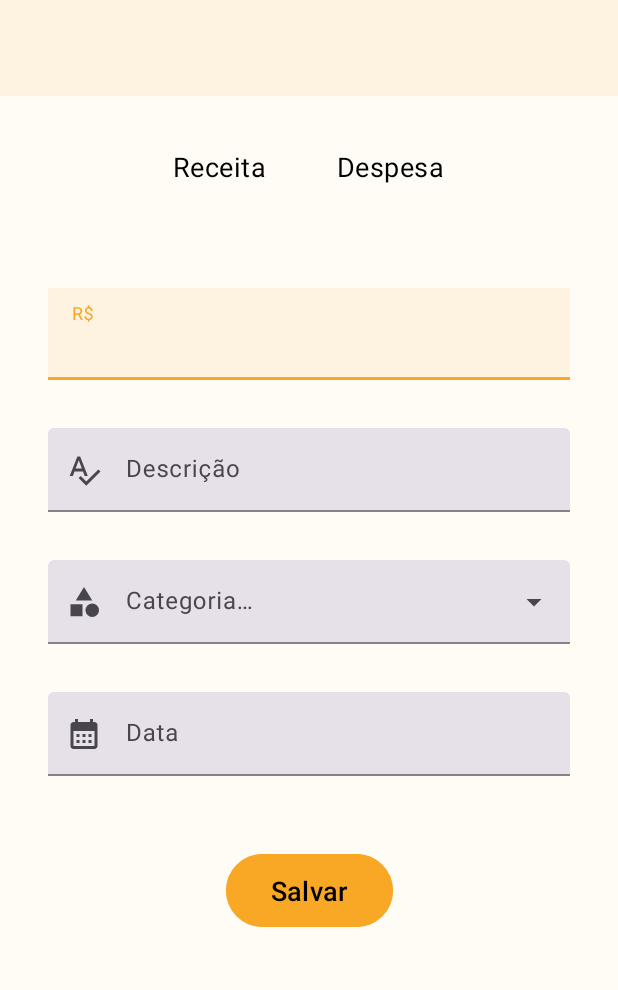
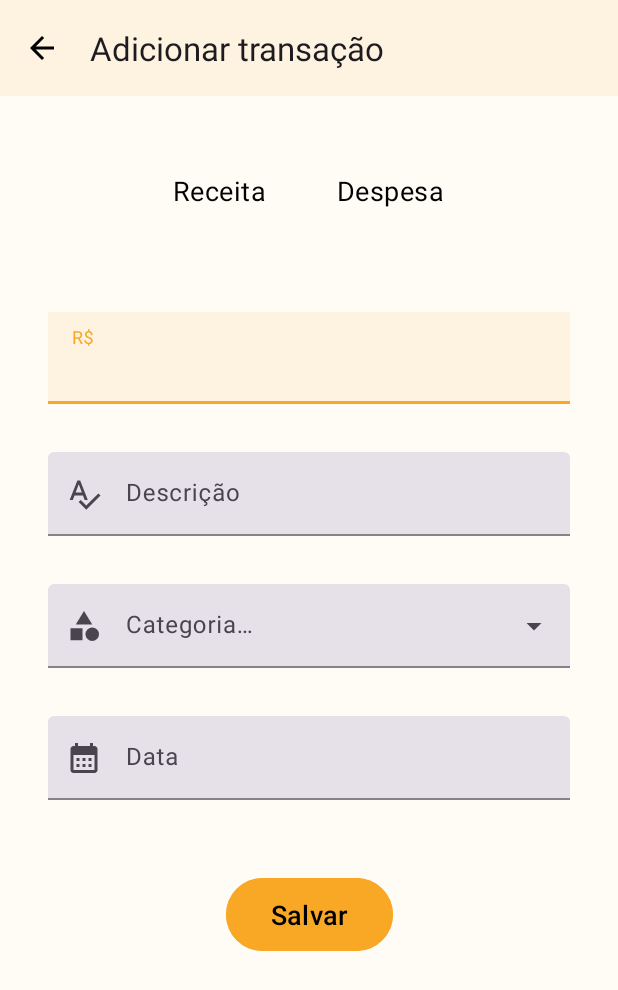
Before and after one commit to htchristie/finances-app, an Android app: the AddTransaction screen opened directly, with no data from a screen before it, on a phone screen of 412 x 824 dp. Shown: the top 990 px of the screen. Run offline under Robolectric (Android 15) with nearby library versions, the phone set to English and light mode, and no system bars.

Commit message:
updated toolbars

```diff
--- a/app/src/main/java/com/fmu/financesapp/AddGoal.java
+++ b/app/src/main/java/com/fmu/financesapp/AddGoal.java
@@ -9,6 +9,6 @@ public class AddGoal extends AppCompatActivity {
     @Override
     protected void onCreate(Bundle savedInstanceState) {
         super.onCreate(savedInstanceState);
-        setContentView(R.layout.activity_add_goals);
+        setContentView(R.layout.activity_add_goal);
     }
 }
--- /dev/null
+++ b/app/src/main/res/drawable/ic_arrow_back.xml
@@ -0,0 +1,5 @@
+<vector android:autoMirrored="true" android:height="24dp"
+    android:tint="?attr/colorOnPrimary" android:viewportHeight="24"
+    android:viewportWidth="24" android:width="24dp" xmlns:android="http://schemas.android.com/apk/res/android">
+    <path android:fillColor="@android:color/white" android:pathData="M20,11H7.83l5.59,-5.59L12,4l-8,8 8,8 1.41,-1.41L7.83,13H20v-2z"/>
+</vector>
--- a/app/src/main/res/drawable/ic_circle_green.xml
+++ b/app/src/main/res/drawable/ic_circle_green.xml
@@ -1,4 +1,4 @@
-<vector android:height="24dp" android:tint="#5CDB8E"
+<vector android:height="24dp" android:tint="?attr/colorSecondaryVariant"
     android:viewportHeight="24" android:viewportWidth="24"
     android:width="24dp" xmlns:android="http://schemas.android.com/apk/res/android">
     <path android:fillColor="@android:color/white" android:pathData="M12,12m-10,0a10,10 0,1 1,20 0a10,10 0,1 1,-20 0"/>
--- a/app/src/main/res/drawable/ic_trending_up.xml
+++ b/app/src/main/res/drawable/ic_trending_up.xml
@@ -1,4 +1,4 @@
-<vector android:height="24dp" android:tint="#5CDB8E"
+<vector android:height="24dp" android:tint="?attr/colorSecondaryVariant"
     android:viewportHeight="24" android:viewportWidth="24"
     android:width="24dp" xmlns:android="http://schemas.android.com/apk/res/android">
     <path android:fillColor="@android:color/white" android:pathData="M16,6l2.29,2.29 -4.88,4.88 -4,-4L2,16.59 3.41,18l6,-6 4,4 6.3,-6.29L22,12V6z"/>
--- a/app/src/main/res/layout/activity_add_transaction.xml
+++ b/app/src/main/res/layout/activity_add_transaction.xml
@@ -8,52 +8,60 @@
     tools:context=".AddTransaction"
     tools:ignore="PrivateResource">
 
-    <androidx.appcompat.widget.Toolbar
-        android:id="@+id/toolbarTransactions"
+    <com.google.android.material.appbar.AppBarLayout
+        android:id="@+id/appBarAddTransaction"
         android:layout_width="match_parent"
         android:layout_height="wrap_content"
-        android:background="?attr/colorPrimary"
-        android:minHeight="?attr/actionBarSize"
-        android:theme="?attr/actionBarTheme"
         app:layout_constraintEnd_toEndOf="parent"
         app:layout_constraintStart_toStartOf="parent"
-        app:layout_constraintTop_toTopOf="parent" />
+        app:layout_constraintTop_toTopOf="parent">
+
+        <androidx.appcompat.widget.Toolbar
+            android:id="@+id/toolbarTransactions"
+            android:layout_width="match_parent"
+            android:layout_height="?attr/actionBarSize"
+            android:background="?attr/colorPrimary"
+            android:theme="?attr/actionBarTheme"
+            app:title="@string/add_transaction"
+            app:navigationIcon="@drawable/ic_arrow_back" />
+
+    </com.google.android.material.appbar.AppBarLayout>
 
     <RadioGroup
         android:id="@+id/transactionsRadioGroup"
         android:layout_width="wrap_content"
         android:layout_height="wrap_content"
-        android:layout_marginTop="32dp"
+        android:layout_marginTop="48dp"
         android:orientation="horizontal"
         app:layout_constraintEnd_toEndOf="parent"
         app:layout_constraintStart_toStartOf="parent"
-        app:layout_constraintTop_toBottomOf="@+id/toolbarTransactions">
+        app:layout_constraintTop_toBottomOf="@+id/appBarAddTransaction">
 
         <RadioButton
             android:id="@+id/rbExpenses"
             android:layout_width="match_parent"
             android:layout_height="wrap_content"
             android:button="@android:color/transparent"
+            android:drawableBottom="@drawable/ic_dot"
+            android:drawablePadding="8dp"
+            android:drawableTint="@drawable/transactions_radio_icon"
             android:paddingHorizontal="24dp"
             android:text="@string/profit_singular"
-            android:textSize="18sp"
             android:textColor="@drawable/transactions_radio_text"
-            android:drawableBottom="@drawable/ic_dot"
-            android:drawablePadding="8dp"
-            android:drawableTint="@drawable/transactions_radio_icon"/>
+            android:textSize="18sp" />
 
         <RadioButton
             android:id="@+id/rbProfits"
             android:layout_width="match_parent"
             android:layout_height="wrap_content"
             android:button="@android:color/transparent"
+            android:drawableBottom="@drawable/ic_dot"
+            android:drawablePadding="8dp"
+            android:drawableTint="@drawable/transactions_radio_icon"
             android:paddingHorizontal="24dp"
             android:text="@string/expense_singular"
-            android:textSize="18sp"
             android:textColor="@drawable/transactions_radio_text"
-            android:drawableBottom="@drawable/ic_dot"
-            android:drawablePadding="8dp"
-            android:drawableTint="@drawable/transactions_radio_icon"/>
+            android:textSize="18sp" />
     </RadioGroup>
 
     <com.google.android.material.textfield.TextInputLayout
--- a/app/src/main/res/layout/transactions_card_child.xml
+++ b/app/src/main/res/layout/transactions_card_child.xml
@@ -79,7 +79,7 @@
                 android:layout_marginStart="125dp"
                 android:layout_marginEnd="16dp"
                 android:text="+ 3200,00"
-                android:textColor="@color/green_500"
+                android:textColor="?attr/colorSecondaryVariant"
                 android:textSize="16sp"
                 android:textStyle="bold"
                 app:layout_constraintBottom_toBottomOf="@+id/tvDateCardDesc"
--- a/app/src/main/res/menu/goals_menu.xml
+++ b/app/src/main/res/menu/goals_menu.xml
@@ -6,5 +6,6 @@
         android:id="@+id/planningAdd"
         android:icon="@drawable/ic_add"
         android:title="@string/tr_menu_add"
+        android:contentDescription="@string/add_goal"
         app:showAsAction="always"/>
 </menu>
--- a/app/src/main/res/menu/transactions_menu.xml
+++ b/app/src/main/res/menu/transactions_menu.xml
@@ -6,11 +6,13 @@
         android:id="@+id/transactionsFilter"
         android:icon="@drawable/ic_filter"
         android:title="@string/tr_menu_filter"
+        android:contentDescription="@string/filter_transactions"
         app:showAsAction="ifRoom"/>
 
     <item
         android:id="@+id/transactionsAdd"
         android:icon="@drawable/ic_add"
         android:title="@string/tr_menu_add"
+        android:contentDescription="@string/add_transaction"
         app:showAsAction="always"/>
 </menu>
--- a/app/src/main/res/values/colors.xml
+++ b/app/src/main/res/values/colors.xml
@@ -12,6 +12,7 @@
     <color name="gray_200">#444444</color>
     <color name="red_500">#F44336</color>
     <color name="green_500">#5CDB8E</color>
+    <color name="green_600">#1BCC61</color>
     <color name="black">#FF000000</color>
     <color name="white">#FFFFFFFF</color>
 </resources>
--- a/app/src/main/res/values/strings.xml
+++ b/app/src/main/res/values/strings.xml
@@ -33,6 +33,9 @@
     <string name="category">Categoria…</string>
     <string name="date">Data</string>
     <string name="save">Salvar</string>
+    <string name="add_goal">Adicionar meta</string>
+    <string name="add_transaction">Adicionar transação</string>
+    <string name="filter_transactions">Filtrar transações</string>
 
     <string-array name="categories">
         <item>Alimentação</item>
--- a/app/src/main/res/values/themes.xml
+++ b/app/src/main/res/values/themes.xml
@@ -10,7 +10,7 @@
         <item name="colorSurfaceVariant">?attr/colorPrimary</item>
         <!-- Secondary brand color. -->
         <item name="colorSecondary">@color/red_500</item>
-        <item name="colorSecondaryVariant">@color/green_500</item>
+        <item name="colorSecondaryVariant">@color/green_600</item>
         <item name="colorOnSecondary">@color/white</item>
         <!-- Status bar color. -->
         <item name="android:statusBarColor" >?attr/colorPrimaryVariant</item>
```
Also changed, not shown: app/src/main/res/layout/activity_add_goal.xml (added, +30 -0 lines), app/src/main/res/layout/activity_add_goals.xml (deleted, +0 -9 lines), app/src/main/res/layout/fragment_goals.xml (+18 -21 lines), app/src/main/res/layout/fragment_statistics.xml (+18 -20 lines), app/src/main/res/layout/fragment_transactions.xml (+16 -18 lines).
